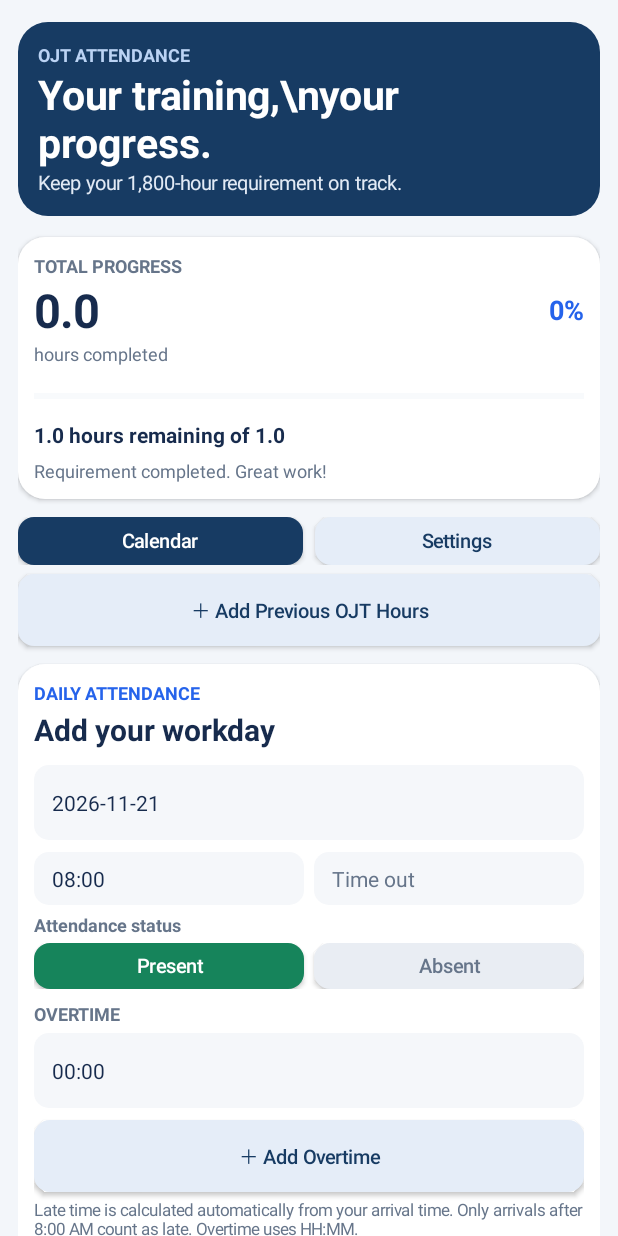
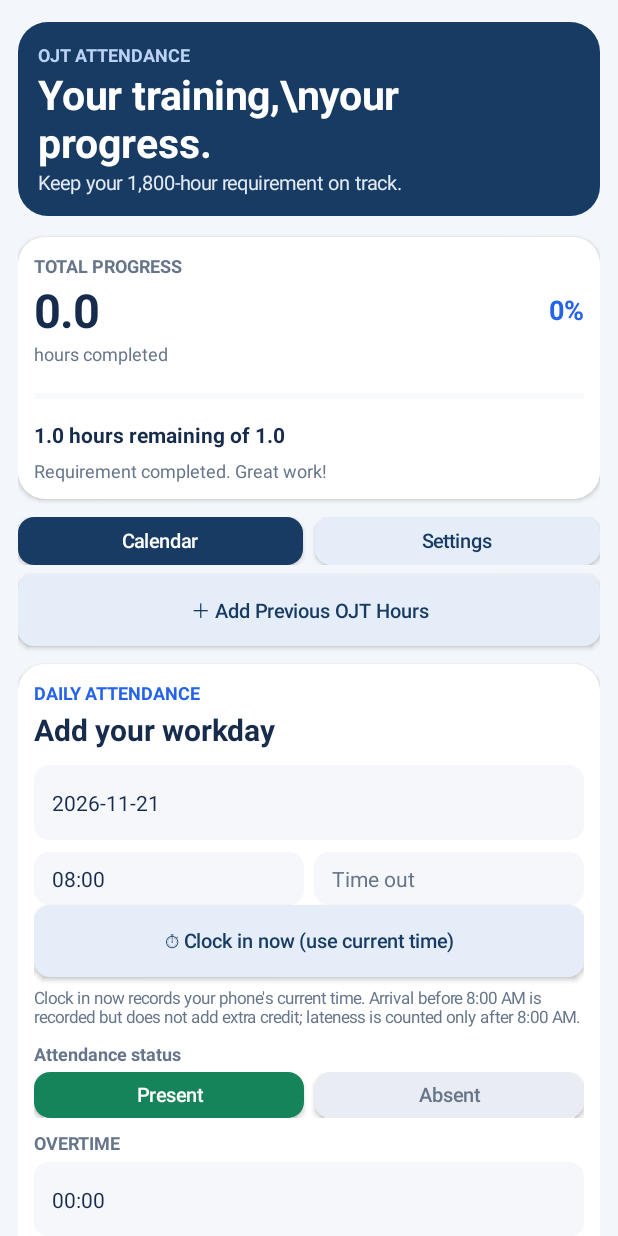
Before and after one commit to gigantolaurence3-ai/OJT-Attendance-Tracker, an Android app: the screen it shows after launch (MainActivity), on a phone screen of 412 x 824 dp. Run offline under Robolectric (Android 15) with nearby library versions, the phone set to English and light mode, and no system bars; 9 statements that could not run were skipped.

Commit message:
Add real-time clock-in button with 8 AM credit cutoff

```diff
--- a/app/src/main/java/com/laurence/ojtattendance/MainActivity.kt
+++ b/app/src/main/java/com/laurence/ojtattendance/MainActivity.kt
@@ -129,6 +129,12 @@ class MainActivity : Activity() {
         times.addView(inField, LinearLayout.LayoutParams(0, -2, 1f).apply { rightMargin = 5 })
         times.addView(outField, LinearLayout.LayoutParams(0, -2, 1f).apply { leftMargin = 5 })
         form.addView(times)
+        form.addView(actionButton("⏱ Clock in now (use current time)", 0xFFE5EDF8.toInt(), navy) {
+            val currentTime = SimpleDateFormat("HH:mm", Locale.US).format(Date())
+            inField.setText(currentTime)
+            toast("Arrival time recorded: " + currentTime)
+        }, params(bottom = 6))
+        form.addView(text("Clock in now records your phone's current time. Arrival before 8:00 AM is recorded but does not add extra credit; lateness is counted only after 8:00 AM.", 11f, muted), params(bottom = 4))
         form.addView(text("Attendance status", 12f, muted, true), params(top = 5, bottom = 4))
         val statusRow = LinearLayout(this).apply { orientation = LinearLayout.HORIZONTAL }
         presentButton = actionButton("Present", green) { setStatus("Present") }
```
